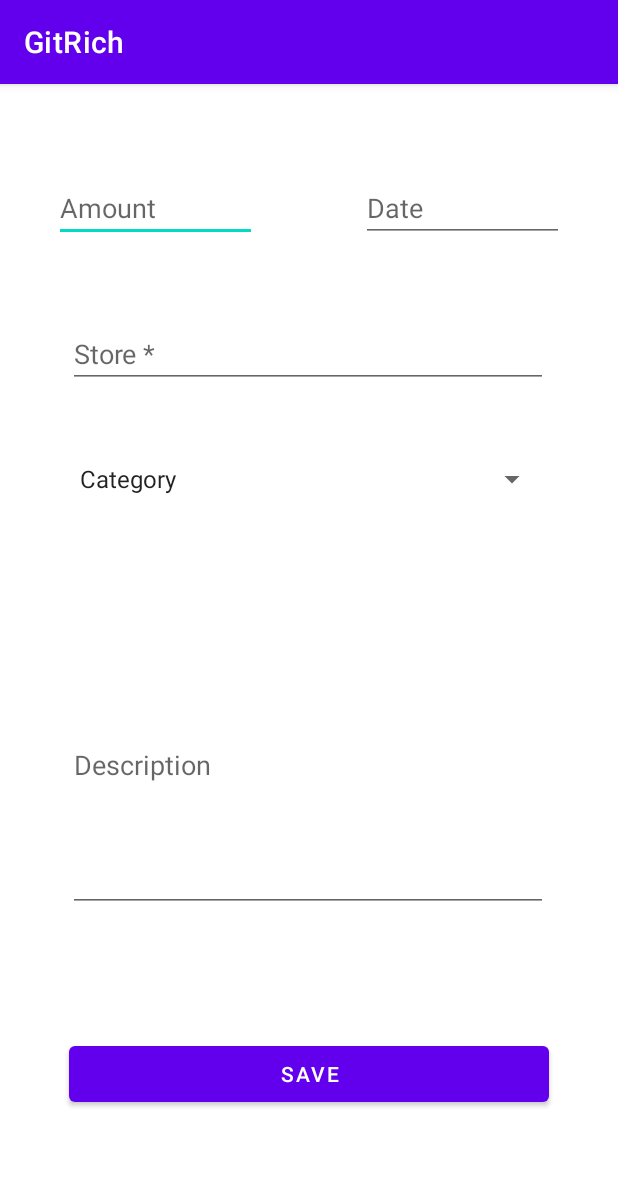
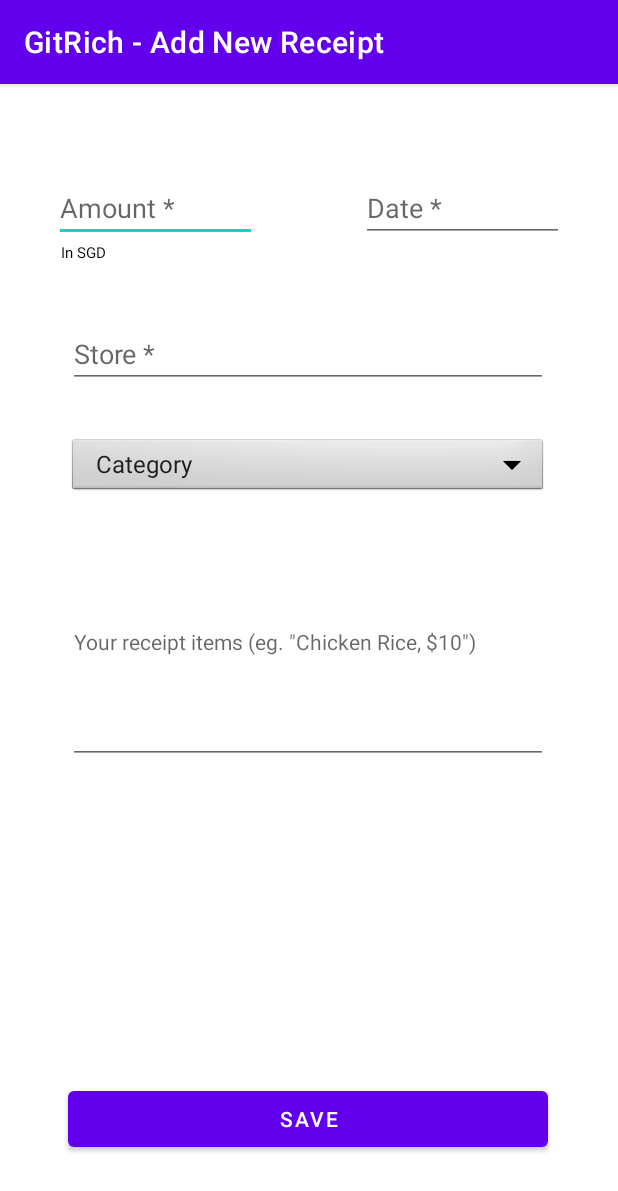
Before and after one commit to ongjx/MobileAppIS461, an Android app: the CreateReceipt screen opened directly, with no data from a screen before it, after a tap on "SAVE", on a phone screen of 412 x 824 dp. Shown: the top 1191 px of the screen. Run offline under Robolectric (Android 15) with nearby library versions, the phone set to English and light mode, and no system bars; our stand-ins replace Volley; 2 statements that could not run were skipped.

Commit message:
Update receipt view

```diff
--- a/GitRich/app/src/main/java/com/example/gitrich/CreateReceipt.kt
+++ b/GitRich/app/src/main/java/com/example/gitrich/CreateReceipt.kt
@@ -30,6 +30,7 @@ class CreateReceipt : AppCompatActivity() {
     override fun onCreate(savedInstanceState: Bundle?) {
         super.onCreate(savedInstanceState)
         setContentView(R.layout.activity_create_receipt)
+        supportActionBar!!.setTitle("GitRich - Add New Receipt");
         categories = resources.getStringArray(R.array.Categories)
         spinner = findViewById(R.id.create_category)
         if (spinner != null) {
@@ -94,21 +95,29 @@ class CreateReceipt : AppCompatActivity() {
         date = findViewById<EditText>(R.id.create_date).text.toString()
         store = findViewById<EditText>(R.id.create_store).text.toString()
         desc = findViewById<EditText>(R.id.create_desc).text.toString()
+        val items = desc.splitToSequence("\n")
+        val itemsObject = JSONObject()
+        for (item: String in items) {
+            val l = item.split(',')
+            val name = l[0].trim()
+            val amount = if ("$" in l[1]) l[1].trim() else ("$${l[1].trim()}")
+
+            itemsObject.put(l[0].trim() as String, l[1])
+        }
         val image = ""
         val client = OkHttpClient();
         val jsonObject = JSONObject()
 
         jsonObject.put("name", store)
         jsonObject.put("amount", amount)
-        val itemsObject = JSONObject()
-        itemsObject.put(desc, amount)
         jsonObject.put("items", itemsObject)
         jsonObject.put("image", image)
         jsonObject.put("date", date)
         jsonObject.put("category", category)
 
         // TODO: handle name of requester
-        val url = "http://10.0.2.2:8000/users/yongwk1/qr-receipts"
+        val user = MySingleton.getUsername()
+        val url = "http://10.0.2.2:8000/users/${user}/qr-receipts"
         val jsonObjectRequest = JsonObjectRequest(
                 Request.Method.POST, url, jsonObject,
                 { response ->
--- a/GitRich/app/src/main/res/layout/activity_create_receipt.xml
+++ b/GitRich/app/src/main/res/layout/activity_create_receipt.xml
@@ -15,7 +15,7 @@
         android:layout_marginStart="36dp"
         android:layout_marginTop="60dp"
         android:ems="10"
-        android:hint="Amount"
+        android:hint="Amount *"
         android:inputType="numberDecimal"
         app:layout_constraintStart_toStartOf="parent"
         app:layout_constraintTop_toTopOf="parent" />
@@ -31,28 +31,31 @@
         app:layout_constraintEnd_toEndOf="parent"
         app:layout_constraintHorizontal_bias="0.493"
         app:layout_constraintStart_toStartOf="parent"
-        app:layout_constraintTop_toBottomOf="@+id/create_amount" />
+        app:layout_constraintTop_toBottomOf="@+id/create_amount"
+        />
 
     <Spinner
         android:id="@+id/create_category"
         android:layout_width="320dp"
         android:layout_height="41dp"
-        android:layout_marginStart="20dp"
-        android:layout_marginTop="40dp"
-        android:layout_marginEnd="20dp"
+        android:layout_marginTop="32dp"
+        android:background="@android:drawable/btn_dropdown"
+        android:dropDownWidth="fill_parent"
         app:layout_constraintEnd_toEndOf="parent"
-        app:layout_constraintHorizontal_bias="0.484"
+        app:layout_constraintHorizontal_bias="0.493"
         app:layout_constraintStart_toStartOf="parent"
         app:layout_constraintTop_toBottomOf="@+id/create_store" />
 
     <EditText
         android:id="@+id/create_desc"
         android:layout_width="320dp"
-        android:layout_height="196dp"
-        android:layout_marginTop="72dp"
+        android:layout_height="101dp"
+        android:layout_marginTop="76dp"
         android:ems="10"
-        android:hint="Description"
+        android:gravity="top"
+        android:hint='Your receipt items (eg. "Chicken Rice, $10")'
         android:inputType="textShortMessage|textLongMessage|textMultiLine|textPersonName"
+        android:textSize="14sp"
         app:layout_constraintEnd_toEndOf="parent"
         app:layout_constraintHorizontal_bias="0.493"
         app:layout_constraintStart_toStartOf="parent"
@@ -66,8 +69,10 @@
         android:text="save"
         app:layout_constraintBottom_toBottomOf="parent"
         app:layout_constraintEnd_toEndOf="parent"
+        app:layout_constraintHorizontal_bias="0.493"
         app:layout_constraintStart_toStartOf="parent"
-        app:layout_constraintTop_toBottomOf="@+id/create_desc" />
+        app:layout_constraintTop_toBottomOf="@+id/create_desc"
+        app:layout_constraintVertical_bias="0.799" />
 
     <EditText
         android:id="@+id/create_date"
@@ -76,9 +81,21 @@
         android:layout_marginTop="60dp"
         android:layout_marginEnd="36dp"
         android:ems="10"
-        android:hint="Date"
+        android:hint="Date *"
         android:inputType="date"
         app:layout_constraintEnd_toEndOf="parent"
         app:layout_constraintTop_toTopOf="parent" />
 
+    <TextView
+        android:id="@+id/textView7"
+        android:layout_width="wrap_content"
+        android:layout_height="wrap_content"
+        android:text="In SGD"
+        android:textColor="#070707"
+        android:textSize="10sp"
+        app:layout_constraintEnd_toEndOf="parent"
+        app:layout_constraintHorizontal_bias="0.107"
+        app:layout_constraintStart_toStartOf="parent"
+        app:layout_constraintTop_toBottomOf="@+id/create_amount" />
+
 </androidx.constraintlayout.widget.ConstraintLayout>
```
